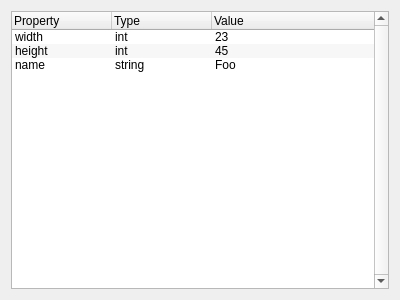
albin-johansson/tactile, file src/gui/properties/properties_widget.ui: the form before one commit.
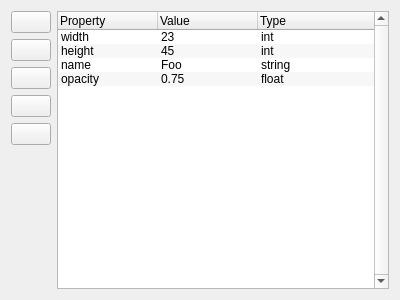
The form after the commit. Icons and pictures are not drawn.

The edit to the form file:
```diff
--- a/src/gui/properties/properties_widget.ui
+++ b/src/gui/properties/properties_widget.ui
@@ -10,14 +10,112 @@
     <height>300</height>
    </rect>
   </property>
+  <layout class="QVBoxLayout" name="verticalLayout">
+   <item>
   <layout class="QGridLayout" name="gridLayout">
    <item row="0" column="0">
+      <layout class="QVBoxLayout" name="leftButtonsLayout">
+       <item>
+        <widget class="QPushButton" name="newPropertyButton">
+         <property name="toolTip">
+          <string>Add property</string>
+         </property>
+         <property name="text">
+          <string/>
+         </property>
+         <property name="icon">
+          <iconset resource="../../tactile.qrc">
+           <normaloff>:/resources/icons/icons8/color/64/add.png</normaloff>:/resources/icons/icons8/color/64/add.png</iconset>
+         </property>
+        </widget>
+       </item>
+       <item>
+        <widget class="QPushButton" name="removePropertyButton">
+         <property name="toolTip">
+          <string>Remove property</string>
+         </property>
+         <property name="text">
+          <string/>
+         </property>
+         <property name="icon">
+          <iconset resource="../../tactile.qrc">
+           <normaloff>:/resources/icons/icons8/color/64/remove.png</normaloff>:/resources/icons/icons8/color/64/remove.png</iconset>
+         </property>
+        </widget>
+       </item>
+       <item>
+        <widget class="QPushButton" name="duplicatePropertyButton">
+         <property name="toolTip">
+          <string>Duplicate property</string>
+         </property>
+         <property name="text">
+          <string/>
+         </property>
+         <property name="icon">
+          <iconset resource="../../tactile.qrc">
+           <normaloff>:/resources/icons/icons8/color/64/new-copy.png</normaloff>:/resources/icons/icons8/color/64/new-copy.png</iconset>
+         </property>
+        </widget>
+       </item>
+       <item>
+        <widget class="QPushButton" name="upButton">
+         <property name="toolTip">
+          <string>Move property up</string>
+         </property>
+         <property name="text">
+          <string/>
+         </property>
+         <property name="icon">
+          <iconset resource="../../tactile.qrc">
+           <normaloff>:/resources/icons/icons8/color/64/up.png</normaloff>:/resources/icons/icons8/color/64/up.png</iconset>
+         </property>
+        </widget>
+       </item>
+       <item>
+        <widget class="QPushButton" name="downButton">
+         <property name="toolTip">
+          <string>Move property down</string>
+         </property>
+         <property name="text">
+          <string/>
+         </property>
+         <property name="icon">
+          <iconset resource="../../tactile.qrc">
+           <normaloff>:/resources/icons/icons8/color/64/down.png</normaloff>:/resources/icons/icons8/color/64/down.png</iconset>
+         </property>
+        </widget>
+       </item>
+       <item>
+        <spacer name="verticalSpacer">
+         <property name="orientation">
+          <enum>Qt::Vertical</enum>
+         </property>
+         <property name="sizeHint" stdset="0">
+          <size>
+           <width>20</width>
+           <height>40</height>
+          </size>
+         </property>
+        </spacer>
+       </item>
+      </layout>
+     </item>
+     <item row="0" column="1">
     <widget class="QTreeWidget" name="treeWidget">
+       <property name="frameShadow">
+        <enum>QFrame::Raised</enum>
+       </property>
+       <property name="midLineWidth">
+        <number>1</number>
+       </property>
      <property name="verticalScrollBarPolicy">
       <enum>Qt::ScrollBarAlwaysOn</enum>
      </property>
      <property name="horizontalScrollBarPolicy">
-      <enum>Qt::ScrollBarAlwaysOff</enum>
+        <enum>Qt::ScrollBarAsNeeded</enum>
+       </property>
+       <property name="tabKeyNavigation">
+        <bool>true</bool>
      </property>
      <property name="alternatingRowColors">
       <bool>true</bool>
@@ -41,53 +139,78 @@
       <property name="text">
        <string>Property</string>
       </property>
-     </column>
-     <column>
-      <property name="text">
-       <string>Type</string>
+        <property name="icon">
+         <iconset resource="../../tactile.qrc">
+          <normaloff>:/resources/icons/icons8/color/64/key.png</normaloff>:/resources/icons/icons8/color/64/key.png</iconset>
       </property>
      </column>
      <column>
       <property name="text">
        <string>Value</string>
       </property>
+        <property name="icon">
+         <iconset resource="../../tactile.qrc">
+          <normaloff>:/resources/icons/icons8/color/64/registry.png</normaloff>:/resources/icons/icons8/color/64/registry.png</iconset>
+        </property>
+       </column>
+       <column>
+        <property name="text">
+         <string>Type</string>
+        </property>
+        <property name="icon">
+         <iconset resource="../../tactile.qrc">
+          <normaloff>:/resources/icons/icons8/color/64/category.png</normaloff>:/resources/icons/icons8/color/64/category.png</iconset>
+        </property>
      </column>
      <item>
       <property name="text">
        <string>width</string>
       </property>
-      <property name="text">
-       <string>int</string>
-      </property>
       <property name="text">
        <string>23</string>
       </property>
+        <property name="text">
+         <string>int</string>
+        </property>
      </item>
      <item>
       <property name="text">
        <string>height</string>
       </property>
-      <property name="text">
-       <string>int</string>
-      </property>
       <property name="text">
        <string>45</string>
       </property>
+        <property name="text">
+         <string>int</string>
+        </property>
      </item>
      <item>
       <property name="text">
        <string>name</string>
       </property>
-      <property name="text">
-       <string>string</string>
-      </property>
       <property name="text">
        <string>Foo</string>
       </property>
-     </item>
+        <property name="text">
+         <string>string</string>
+        </property>
+       </item>
+       <item>
+        <property name="text">
+         <string>opacity</string>
+        </property>
+        <property name="text">
+         <string>0.75</string>
+        </property>
+        <property name="text">
+         <string>float</string>
+        </property>
+       </item>
     </widget>
    </item>
   </layout>
+   </item>
+  </layout>
  </widget>
  <resources/>
  <connections/>
```
Left out of the diff: 4 changed lines with no effect on the pictures. Lines whose indentation alone changed are shown as unchanged.
